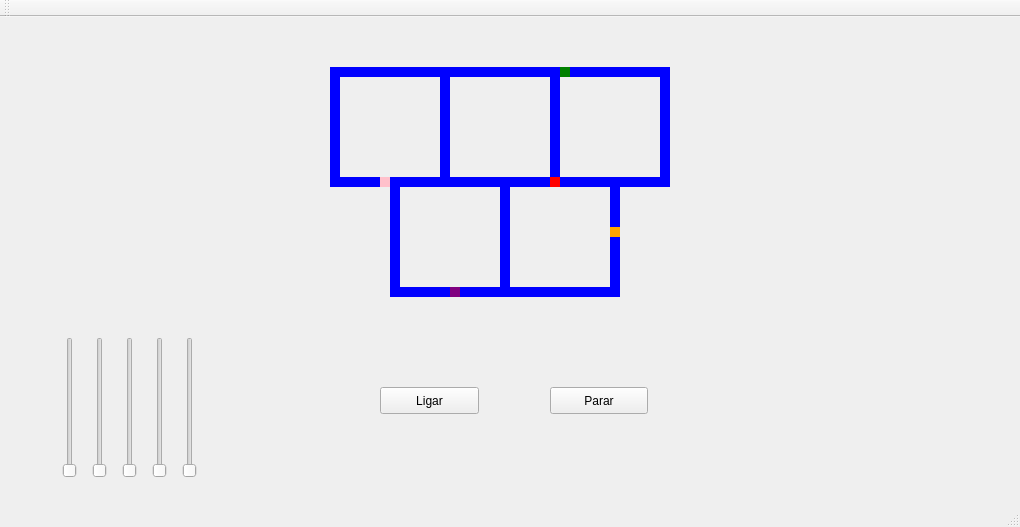
Above: trem_deadlock/mainwindow.ui from franklaercio/operating-systems before the change. Below: the same form after it.
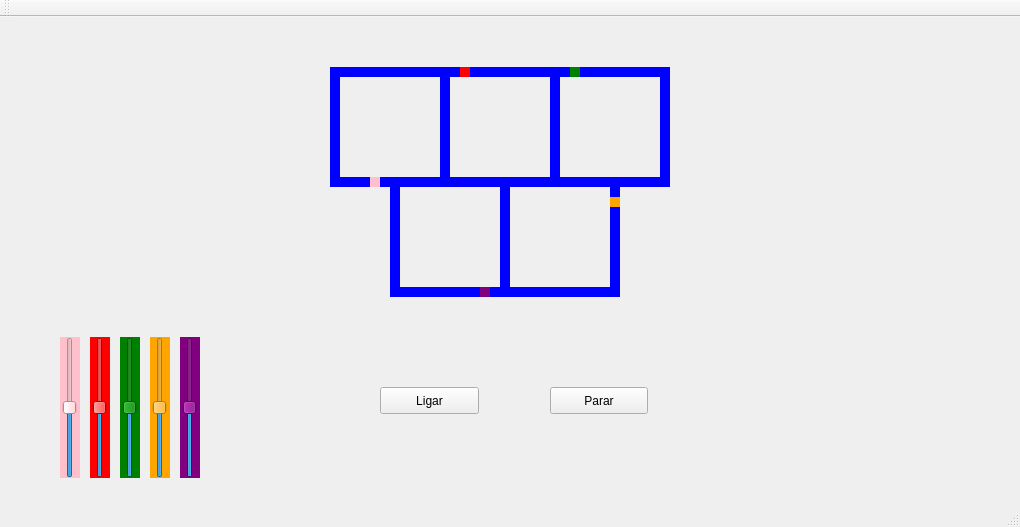
That is the form after the change.

Diff of the .ui file:
```diff
--- a/trem_deadlock/mainwindow.ui
+++ b/trem_deadlock/mainwindow.ui
@@ -17,7 +17,7 @@
    <widget class="QLabel" name="label_trem1">
     <property name="geometry">
      <rect>
-      <x>380</x>
+      <x>370</x>
       <y>160</y>
       <width>10</width>
       <height>10</height>
@@ -94,8 +94,8 @@
    <widget class="QLabel" name="label_trem2">
     <property name="geometry">
      <rect>
-      <x>550</x>
-      <y>160</y>
+      <x>460</x>
+      <y>50</y>
       <width>10</width>
       <height>10</height>
      </rect>
@@ -116,6 +116,15 @@
       <height>141</height>
      </rect>
     </property>
+    <property name="styleSheet">
+     <string notr="true">QSlider { background: pink}</string>
+    </property>
+    <property name="maximum">
+     <number>200</number>
+    </property>
+    <property name="value">
+     <number>100</number>
+    </property>
     <property name="orientation">
      <enum>Qt::Vertical</enum>
     </property>
@@ -129,6 +138,15 @@
       <height>141</height>
      </rect>
     </property>
+    <property name="styleSheet">
+     <string notr="true">QSlider { background: red}</string>
+    </property>
+    <property name="maximum">
+     <number>200</number>
+    </property>
+    <property name="value">
+     <number>100</number>
+    </property>
     <property name="orientation">
      <enum>Qt::Vertical</enum>
     </property>
@@ -142,6 +160,18 @@
       <height>141</height>
      </rect>
     </property>
+    <property name="styleSheet">
+     <string notr="true">QSlider { background: green}</string>
+    </property>
+    <property name="maximum">
+     <number>200</number>
+    </property>
+    <property name="pageStep">
+     <number>10</number>
+    </property>
+    <property name="value">
+     <number>100</number>
+    </property>
     <property name="orientation">
      <enum>Qt::Vertical</enum>
     </property>
@@ -155,6 +185,15 @@
       <height>141</height>
      </rect>
     </property>
+    <property name="styleSheet">
+     <string notr="true">QSlider { background: orange}</string>
+    </property>
+    <property name="maximum">
+     <number>200</number>
+    </property>
+    <property name="value">
+     <number>100</number>
+    </property>
     <property name="orientation">
      <enum>Qt::Vertical</enum>
     </property>
@@ -168,6 +207,15 @@
       <height>141</height>
      </rect>
     </property>
+    <property name="styleSheet">
+     <string notr="true">QSlider { background: purple}</string>
+    </property>
+    <property name="maximum">
+     <number>200</number>
+    </property>
+    <property name="value">
+     <number>100</number>
+    </property>
     <property name="orientation">
      <enum>Qt::Vertical</enum>
     </property>
@@ -404,7 +452,7 @@
    <widget class="QLabel" name="label_trem3">
     <property name="geometry">
      <rect>
-      <x>560</x>
+      <x>570</x>
       <y>50</y>
       <width>10</width>
       <height>10</height>
@@ -420,7 +468,7 @@
    <widget class="QLabel" name="label_trem5">
     <property name="geometry">
      <rect>
-      <x>450</x>
+      <x>480</x>
       <y>270</y>
       <width>10</width>
       <height>10</height>
@@ -437,7 +485,7 @@
     <property name="geometry">
      <rect>
       <x>610</x>
-      <y>210</y>
+      <y>180</y>
       <width>10</width>
       <height>10</height>
      </rect>
```
Left out of the diff: 20 changed lines with no effect on the pictures.
